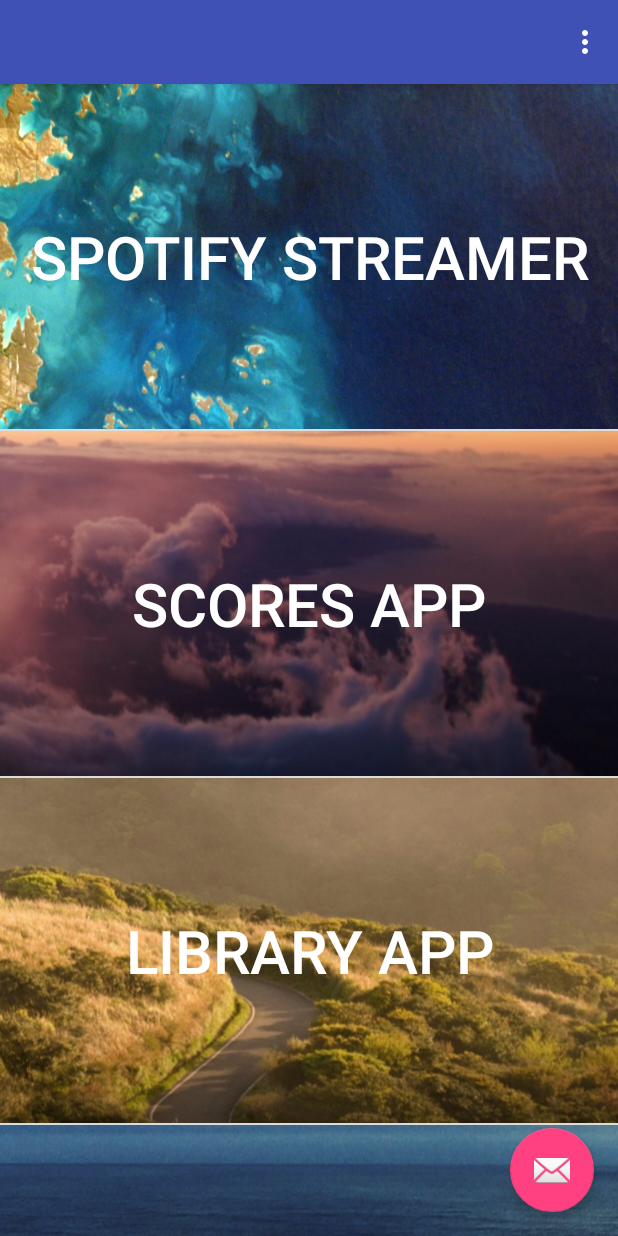
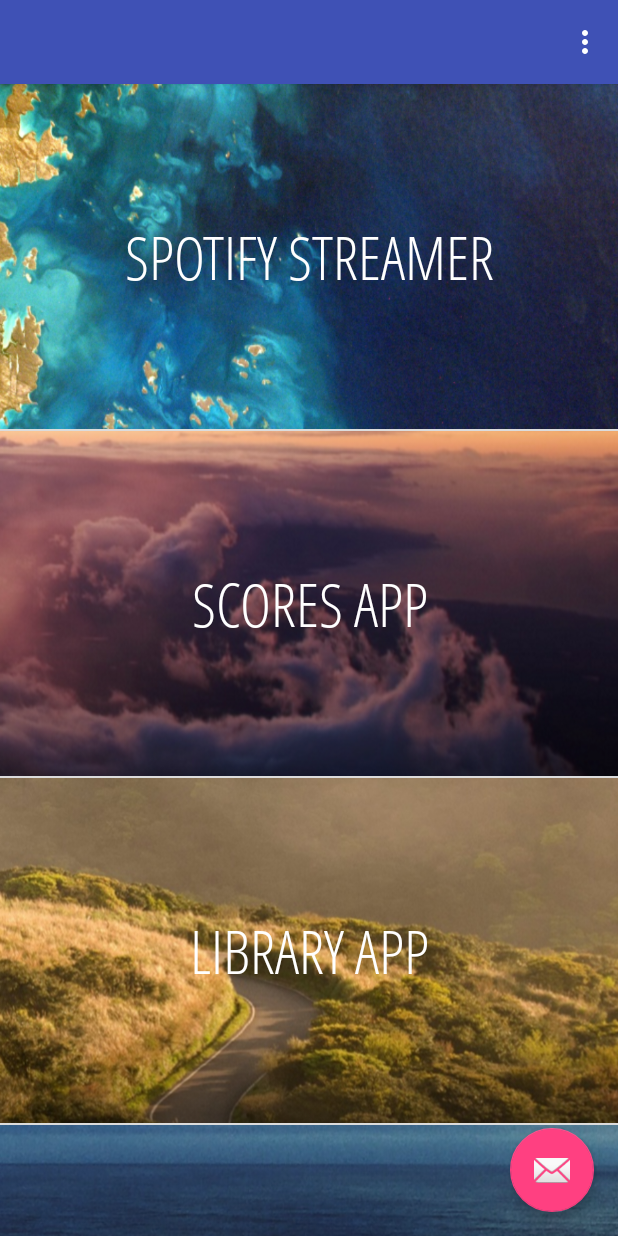
Before and after one commit to rohitrp/Portfolio-app, an Android app: the screen it shows after launch (MainActivity), on a phone screen of 412 x 824 dp. Run offline under Robolectric (Android 15) with nearby library versions, the phone set to English and light mode, and no system bars.

Commit message:
feat: Use Open Sans Condensed font for button's text

```diff
--- a/app/src/main/java/io/github/rohitrp/portfolio/CustomAdapter.java
+++ b/app/src/main/java/io/github/rohitrp/portfolio/CustomAdapter.java
@@ -1,6 +1,7 @@
 package io.github.rohitrp.portfolio;
 
 import android.app.Activity;
+import android.graphics.Typeface;
 import android.view.LayoutInflater;
 import android.view.View;
 import android.view.ViewGroup;
@@ -33,6 +34,11 @@ public class CustomAdapter extends ArrayAdapter<String> {
         button.setText(appsName[position]);
         button.setBackgroundResource(imgIds[position]);
 
+        Typeface openSansCondensed = Typeface.createFromAsset(
+                context.getAssets(), "font/OpenSans-CondLight.ttf");
+
+        button.setTypeface(openSansCondensed);
+
         return rowView;
     }
 }
```
Also changed, not shown: app/src/main/assets/font/OpenSans-CondLight.ttf (added).
